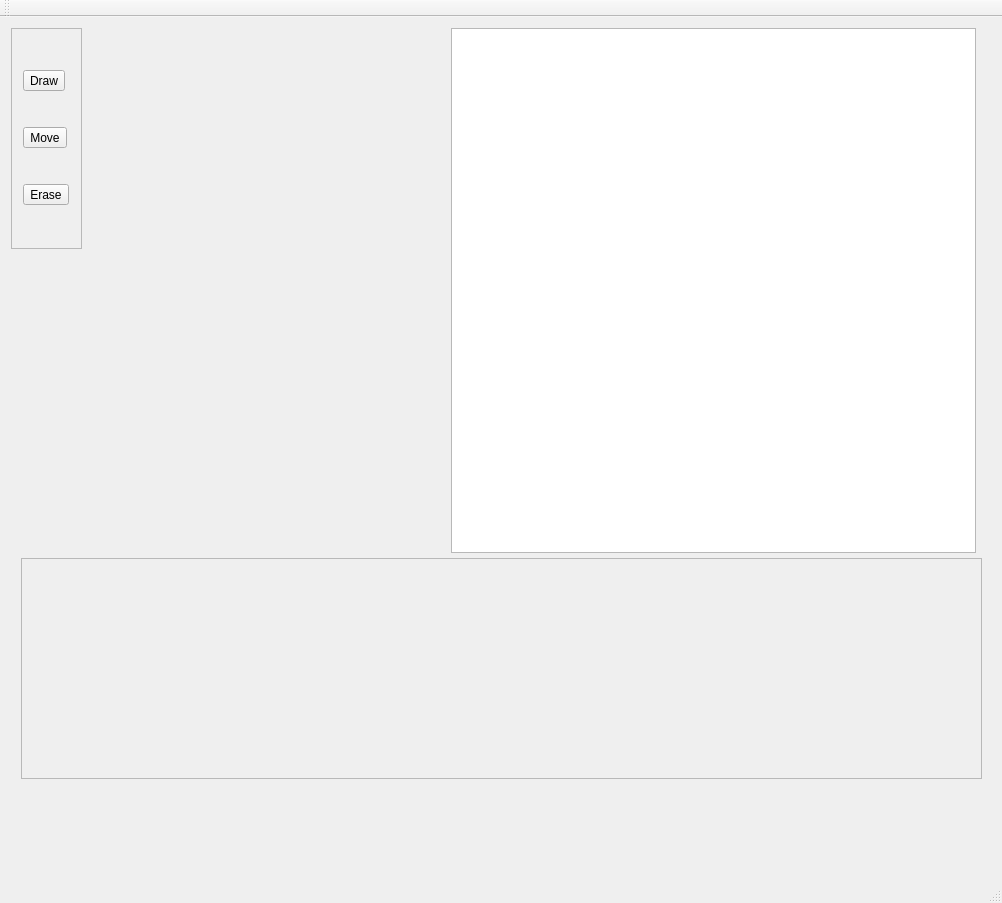
This is mainwindow.ui in unrelentingfox/TowerAnimator-cs383 as Qt 5 draws it before an edit. The edited form follows.
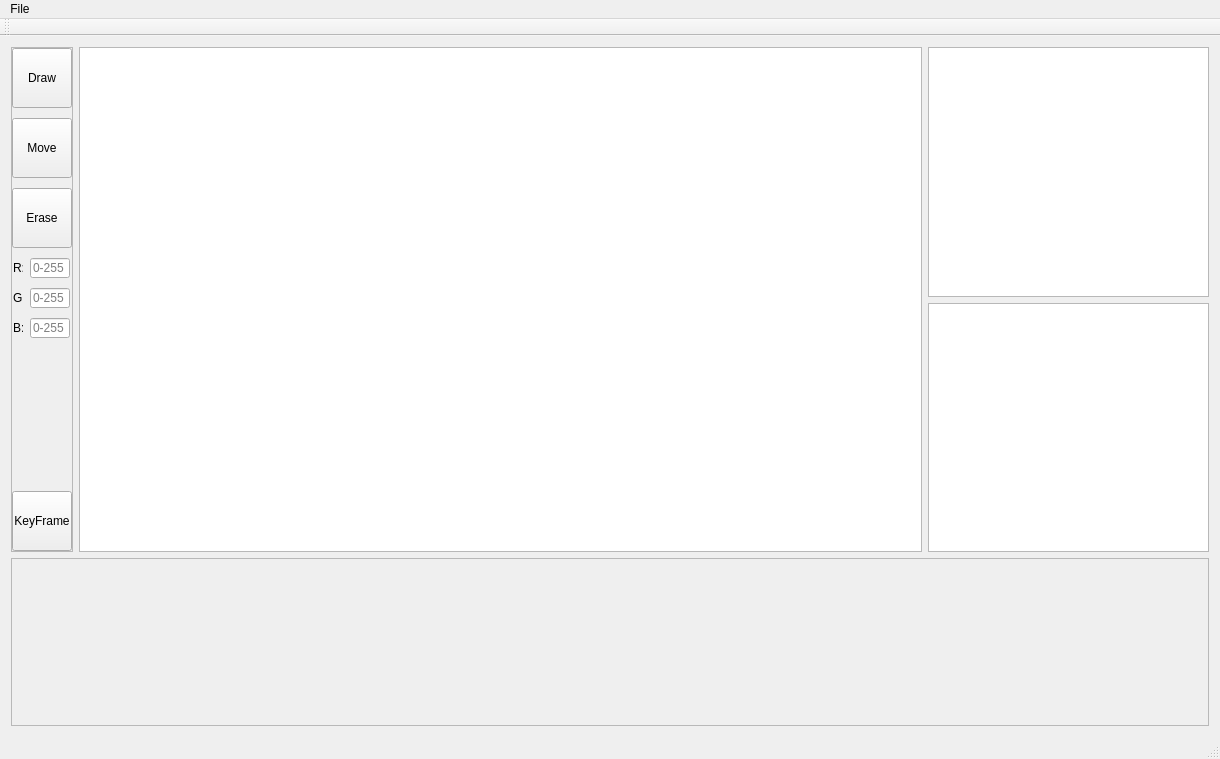
This is the edited form. Custom widgets are drawn as their Qt base class.

Commit message: Added in the new ui design..still need to implement all the buttons.

Diff of the .ui file:
```diff
--- a/mainwindow.ui
+++ b/mainwindow.ui
@@ -6,116 +6,278 @@
    <rect>
     <x>0</x>
     <y>0</y>
-    <width>1002</width>
-    <height>903</height>
+    <width>1220</width>
+    <height>759</height>
    </rect>
   </property>
   <property name="windowTitle">
    <string>MainWindow</string>
   </property>
   <widget class="QWidget" name="centralWidget">
-   <property name="sizePolicy">
-    <sizepolicy hsizetype="Fixed" vsizetype="Minimum">
-     <horstretch>0</horstretch>
-     <verstretch>0</verstretch>
-    </sizepolicy>
-   </property>
-   <layout class="QHBoxLayout" name="horizontalLayout">
+   <layout class="QVBoxLayout" name="verticalLayout_2" stretch="3,1">
     <item>
-     <widget class="QWidget" name="widget" native="true">
-      <widget class="AnimationView" name="AnimationWidget">
-       <property name="geometry">
-        <rect>
-         <x>440</x>
-         <y>0</y>
-         <width>525</width>
-         <height>525</height>
-        </rect>
-       </property>
-       <property name="minimumSize">
-        <size>
-         <width>525</width>
-         <height>525</height>
-        </size>
-       </property>
-       <property name="maximumSize">
-        <size>
-         <width>525</width>
-         <height>525</height>
-        </size>
-       </property>
-       <property name="sceneRect">
-        <rectf>
-         <x>0.000000000000000</x>
-         <y>0.000000000000000</y>
-         <width>500.000000000000000</width>
-         <height>500.000000000000000</height>
-        </rectf>
-       </property>
-      </widget>
-      <widget class="QFrame" name="frame">
-       <property name="geometry">
-        <rect>
-         <x>0</x>
-         <y>0</y>
-         <width>71</width>
-         <height>221</height>
-        </rect>
-       </property>
-       <property name="frameShape">
-        <enum>QFrame::StyledPanel</enum>
-       </property>
-       <property name="frameShadow">
-        <enum>QFrame::Raised</enum>
-       </property>
-       <layout class="QVBoxLayout" name="verticalLayout">
+     <layout class="QHBoxLayout" name="animationLayout" stretch="0,30,10">
+      <item>
+       <widget class="QFrame" name="toolBar">
+        <property name="frameShape">
+         <enum>QFrame::StyledPanel</enum>
+        </property>
+        <property name="frameShadow">
+         <enum>QFrame::Raised</enum>
+        </property>
+        <layout class="QVBoxLayout" name="verticalLayout">
+         <property name="spacing">
+          <number>10</number>
+         </property>
+         <property name="leftMargin">
+          <number>0</number>
+         </property>
+         <property name="topMargin">
+          <number>0</number>
+         </property>
+         <property name="rightMargin">
+          <number>0</number>
+         </property>
+         <property name="bottomMargin">
+          <number>0</number>
+         </property>
+         <item>
+          <widget class="QToolButton" name="drawButton">
+           <property name="minimumSize">
+            <size>
+             <width>60</width>
+             <height>60</height>
+            </size>
+           </property>
+           <property name="cursor">
+            <cursorShape>PointingHandCursor</cursorShape>
+           </property>
+           <property name="text">
+            <string>Draw</string>
+           </property>
+          </widget>
+         </item>
+         <item>
+          <widget class="QToolButton" name="moveButton">
+           <property name="minimumSize">
+            <size>
+             <width>60</width>
+             <height>60</height>
+            </size>
+           </property>
+           <property name="cursor">
+            <cursorShape>PointingHandCursor</cursorShape>
+           </property>
+           <property name="text">
+            <string>Move</string>
+           </property>
+          </widget>
+         </item>
+         <item>
+          <widget class="QToolButton" name="eraseButton">
+           <property name="minimumSize">
+            <size>
+             <width>60</width>
+             <height>60</height>
+            </size>
+           </property>
+           <property name="cursor">
+            <cursorShape>PointingHandCursor</cursorShape>
+           </property>
+           <property name="text">
+            <string>Erase</string>
+           </property>
+          </widget>
+         </item>
+         <item>
+          <layout class="QHBoxLayout" name="redEdit">
+           <item>
+            <widget class="QLabel" name="redLabel">
+             <property name="maximumSize">
+              <size>
+               <width>10</width>
+               <height>20</height>
+              </size>
+             </property>
+             <property name="text">
+              <string>R:</string>
+             </property>
+            </widget>
+           </item>
+           <item>
+            <widget class="QLineEdit" name="redLineEdit">
+             <property name="maximumSize">
+              <size>
+               <width>40</width>
+               <height>20</height>
+              </size>
+             </property>
+             <property name="maxLength">
+              <number>3</number>
+             </property>
+             <property name="dragEnabled">
+              <bool>false</bool>
+             </property>
+             <property name="placeholderText">
+              <string>0-255</string>
+             </property>
+            </widget>
+           </item>
+          </layout>
+         </item>
+         <item>
+          <layout class="QHBoxLayout" name="greenEdit">
+           <item>
+            <widget class="QLabel" name="greenLabel">
+             <property name="maximumSize">
+              <size>
+               <width>10</width>
+               <height>20</height>
+              </size>
+             </property>
+             <property name="text">
+              <string>G:</string>
+             </property>
+            </widget>
+           </item>
+           <item>
+            <widget class="QLineEdit" name="greenLineEdit">
+             <property name="maximumSize">
+              <size>
+               <width>40</width>
+               <height>20</height>
+              </size>
+             </property>
+             <property name="maxLength">
+              <number>3</number>
+             </property>
+             <property name="dragEnabled">
+              <bool>false</bool>
+             </property>
+             <property name="placeholderText">
+              <string>0-255</string>
+             </property>
+            </widget>
+           </item>
+          </layout>
+         </item>
+         <item>
+          <layout class="QHBoxLayout" name="blueEdit">
+           <item>
+            <widget class="QLabel" name="blueLabel">
+             <property name="maximumSize">
+              <size>
+               <width>10</width>
+               <height>20</height>
+              </size>
+             </property>
+             <property name="text">
+              <string>B:</string>
+             </property>
+            </widget>
+           </item>
+           <item>
+            <widget class="QLineEdit" name="blueLineEdit">
+             <property name="maximumSize">
+              <size>
+               <width>40</width>
+               <height>20</height>
+              </size>
+             </property>
+             <property name="inputMask">
+              <string/>
+             </property>
+             <property name="maxLength">
+              <number>3</number>
+             </property>
+             <property name="dragEnabled">
+              <bool>false</bool>
+             </property>
+             <property name="placeholderText">
+              <string>0-255</string>
+             </property>
+            </widget>
+           </item>
+          </layout>
+         </item>
+         <item>
+          <spacer name="verticalSpacer_2">
+           <property name="orientation">
+            <enum>Qt::Vertical</enum>
+           </property>
+           <property name="sizeHint" stdset="0">
+            <size>
+             <width>20</width>
+             <height>40</height>
+            </size>
+           </property>
+          </spacer>
+         </item>
+         <item>
+          <widget class="QToolButton" name="keyFrameButton">
+           <property name="minimumSize">
+            <size>
+             <width>60</width>
+             <height>60</height>
+            </size>
+           </property>
+           <property name="cursor">
+            <cursorShape>PointingHandCursor</cursorShape>
+           </property>
+           <property name="text">
+            <string>KeyFrame</string>
+           </property>
+          </widget>
+         </item>
+        </layout>
+       </widget>
+      </item>
+      <item>
+       <layout class="QVBoxLayout" name="verticalLayout_3">
         <item>
-         <widget class="QToolButton" name="drawButton">
-          <property name="text">
-           <string>Draw</string>
-          </property>
-         </widget>
+         <widget class="AnimationView" name="AnimationWidget"/>
         </item>
         <item>
-         <widget class="QToolButton" name="moveButton">
-          <property name="text">
-           <string>Move</string>
+         <layout class="QHBoxLayout" name="horizontalLayout_3">
+          <property name="spacing">
+           <number>0</number>
           </property>
-         </widget>
+         </layout>
         </item>
+       </layout>
+      </item>
+      <item>
+       <layout class="QVBoxLayout" name="objectLayout" stretch="0,0">
         <item>
-         <widget class="QToolButton" name="eraseButton">
-          <property name="text">
-           <string>Erase</string>
-          </property>
-         </widget>
+         <widget class="QListWidget" name="objectListPlaceHolder"/>
         </item>
+        <item>
+         <widget class="QTableView" name="objectEditPlaceHolder"/>
+        </item>
        </layout>
-      </widget>
-      <widget class="QScrollArea" name="scrollArea">
-       <property name="geometry">
-        <rect>
-         <x>10</x>
-         <y>530</y>
-         <width>961</width>
-         <height>221</height>
-        </rect>
-       </property>
-       <property name="widgetResizable">
-        <bool>true</bool>
-       </property>
-       <widget class="QWidget" name="scrollAreaWidgetContents_5">
-        <property name="geometry">
-         <rect>
-          <x>0</x>
-          <y>0</y>
-          <width>959</width>
-          <height>219</height>
-         </rect>
+      </item>
+     </layout>
+    </item>
+    <item>
+     <layout class="QVBoxLayout" name="timeLineLayout">
+      <item>
+       <widget class="QScrollArea" name="timeLinePlaceHolder">
+        <property name="widgetResizable">
+         <bool>true</bool>
         </property>
+        <widget class="QWidget" name="scrollAreaWidgetContents">
+         <property name="geometry">
+          <rect>
+           <x>0</x>
+           <y>0</y>
+           <width>1198</width>
+           <height>165</height>
+          </rect>
+         </property>
+        </widget>
        </widget>
-      </widget>
-     </widget>
+      </item>
+     </layout>
     </item>
    </layout>
   </widget>
@@ -124,10 +286,21 @@
     <rect>
      <x>0</x>
      <y>0</y>
-     <width>1002</width>
-     <height>21</height>
+     <width>1220</width>
+     <height>20</height>
     </rect>
    </property>
+   <widget class="QMenu" name="menuFile">
+    <property name="title">
+     <string>File</string>
+    </property>
+    <addaction name="actionNew_File"/>
+    <addaction name="actionSave_As"/>
+    <addaction name="actionSave"/>
+    <addaction name="actionImport"/>
+    <addaction name="actionExport"/>
+   </widget>
+   <addaction name="menuFile"/>
   </widget>
   <widget class="QToolBar" name="mainToolBar">
    <attribute name="toolBarArea">
```
Left out of the diff: 27 changed lines with no effect on the pictures. The commit also changes 1 other file.
